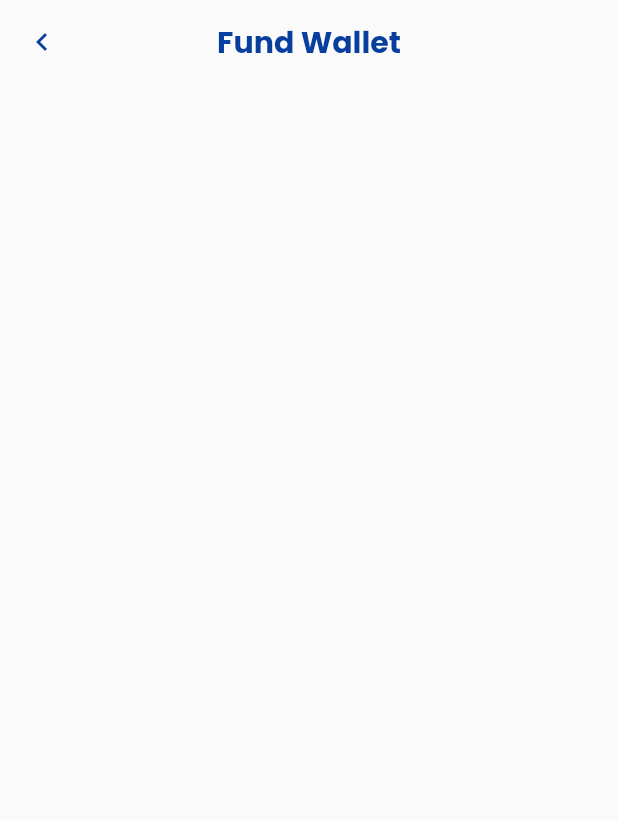
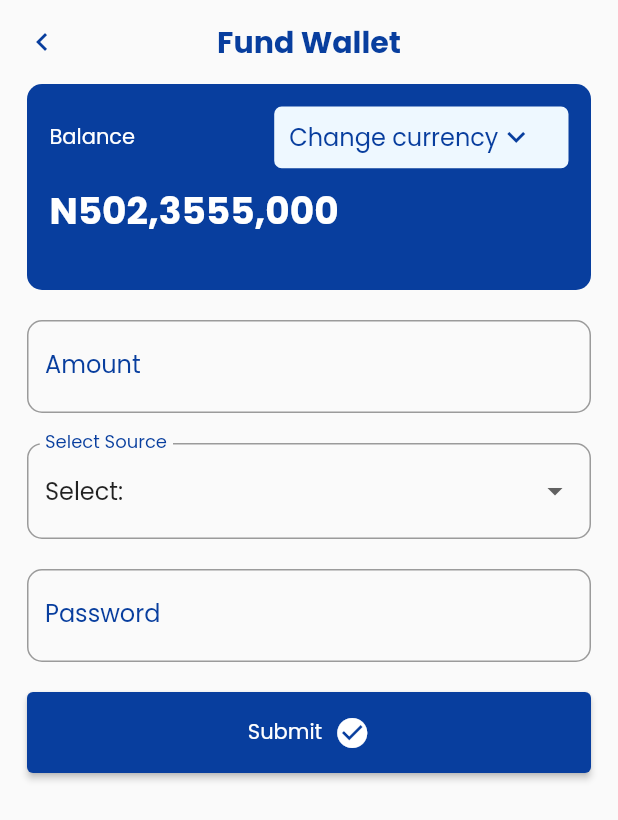
Before and after one commit to Atuoha/fintech_app_skins, a Flutter app: the FundWallet screen opened by its route, on a phone screen of 412 x 824 dp. Shown: the top 820 px of the screen. Run offline on Flutter 3.47's test engine with Material 2 defaults, Android fonts, the phone set to English and light mode, and no system bars; our stand-ins replace curved_navigation_bar, loading_animation_widget, pin_code_fields.

Commit message:
task: fund wallet

```diff
--- a/lib/screens/other/fund_wallet.dart
+++ b/lib/screens/other/fund_wallet.dart
@@ -1,16 +1,66 @@
+import 'dart:async';
+import 'package:fintech_app_ui/components/kElevatedButton.dart';
 import 'package:flutter/material.dart';
 import 'package:flutter/services.dart';
+import 'package:loading_animation_widget/loading_animation_widget.dart';
+import '../../components/balance_container.dart';
+import '../../constants/color.dart';
 
-import '../../constants/color.dart';
 class FundWallet extends StatefulWidget {
   static const routeName = '/fundwallet';
+
   const FundWallet({Key? key}) : super(key: key);
 
   @override
   State<FundWallet> createState() => _FundWalletState();
 }
 
+enum Field {
+  password,
+  amount,
+}
+
 class _FundWalletState extends State<FundWallet> {
+  final _formKey = GlobalKey<FormState>();
+  final _passwordController = TextEditingController();
+  final _amountController = TextEditingController();
+  final sourceOfFunds = ['Select: ', 'Balance', 'Transfer'];
+  var currentSource = 'Select: ';
+  var passwordObscure = true;
+  var isLoading = false;
+  final double kSize = 100;
+
+  @override
+  void initState() {
+    // TODO: implement initState
+    _passwordController.addListener(() {
+      setState(() {});
+    });
+
+    super.initState();
+  }
+
+  // submit form
+  _submitForm() {
+    var valid = _formKey.currentState!.validate();
+    if (!valid) {
+      return null;
+    } else {
+      //TODO: Implement Funding
+
+      // isLoad action
+      _isLoadingAction() {
+        setState(() {
+          isLoading = true;
+        });
+
+        Timer(const Duration(seconds: 5), () {
+          Navigator.of(context).pop();
+        });
+      }
+    }
+  }
+
   @override
   Widget build(BuildContext context) {
     SystemChrome.setSystemUIOverlayStyle(
@@ -18,6 +68,120 @@ class _FundWalletState extends State<FundWallet> {
         statusBarColor: Colors.transparent,
       ),
     );
+
+    // custom dropdown for card types and card color
+    Widget kDropDownField(
+      String title,
+      String dataValue,
+      List<String> list,
+    ) {
+      return DropdownButtonFormField(
+        decoration: InputDecoration(
+          label: Text(
+            title,
+            style: const TextStyle(
+              color: primaryColor,
+            ),
+          ),
+          focusedBorder: OutlineInputBorder(
+            borderRadius: BorderRadius.circular(10),
+            borderSide: const BorderSide(
+              width: 1,
+              color: primaryColor,
+            ),
+          ),
+          border: OutlineInputBorder(
+            borderRadius: BorderRadius.circular(10),
+            borderSide: const BorderSide(
+              width: 1,
+              color: greyShade2,
+            ),
+          ),
+        ),
+        value: dataValue,
+        items: list
+            .map(
+              (data) => DropdownMenuItem(
+                value: data,
+                child: Text(data),
+              ),
+            )
+            .toList(),
+        onChanged: (value) {
+          setState(() {
+            currentSource = value.toString();
+          });
+        },
+      );
+    }
+
+    // custom textfield for password and pin
+    Widget kTextField(
+      TextEditingController controller,
+      String text,
+      bool obscure,
+      Field field,
+    ) {
+      return TextFormField(
+        controller: controller,
+        obscureText: obscure,
+        keyboardType:
+            field == Field.amount ? TextInputType.number : TextInputType.text,
+        textInputAction: field == Field.password
+            ? TextInputAction.done
+            : TextInputAction.next,
+        validator: (value) {
+          switch (field) {
+            case Field.password:
+              if (value!.length < 8) {
+                return 'Password is not strong';
+              }
+              break;
+
+            case Field.amount:
+              if (value!.isEmpty) {
+                return 'Amount can not be empty';
+              }
+              break;
+          }
+
+          return null;
+        },
+        decoration: InputDecoration(
+          suffixIcon: controller.text.isNotEmpty
+              ? IconButton(
+                  onPressed: () => setState(() {
+                    passwordObscure = !passwordObscure;
+                  }),
+                  icon: Icon(
+                    obscure ? Icons.visibility : Icons.visibility_off,
+                    color: primaryColor,
+                  ),
+                )
+              : const Text(''),
+          label: Text(
+            text,
+            style: const TextStyle(
+              color: primaryColor,
+            ),
+          ),
+          focusedBorder: OutlineInputBorder(
+            borderRadius: BorderRadius.circular(10),
+            borderSide: const BorderSide(
+              width: 1,
+              color: primaryColor,
+            ),
+          ),
+          border: OutlineInputBorder(
+            borderRadius: BorderRadius.circular(10),
+            borderSide: const BorderSide(
+              width: 1,
+              color: greyShade2,
+            ),
+          ),
+        ),
+      );
+    }
 
     return Scaffold(
       appBar: AppBar(
@@ -41,6 +205,50 @@ class _FundWalletState extends State<FundWallet> {
           ),
         ),
       ),
+      body: Padding(
+        padding: const EdgeInsets.symmetric(horizontal: 18.0),
+        child: SingleChildScrollView(
+          child: Column(
+            crossAxisAlignment: CrossAxisAlignment.stretch,
+            children: [
+              const BalanceContainer(),
+              const SizedBox(height: 20),
+              kTextField(
+                _amountController,
+                'Amount',
+                false,
+                Field.amount,
+              ),
+              const SizedBox(height: 20),
+              kDropDownField(
+                'Select Source',
+                currentSource,
+                sourceOfFunds,
+              ),
+              const SizedBox(height: 20),
+              kTextField(
+                _passwordController,
+                'Password',
+                passwordObscure,
+                Field.password,
+              ),
+              const SizedBox(height: 20),
+              isLoading
+                  ? Center(
+                      child: LoadingAnimationWidget.fourRotatingDots(
+                        color: primaryColor,
+                        size: kSize,
+                      ),
+                    )
+                  : KElevatedButton(
+                      title: 'Submit',
+                      icon: Icons.check_circle,
+                      action: () => _submitForm,
+                    )
+            ],
+          ),
+        ),
+      ),
     );
   }
 }
```
Lines whose indentation alone changed are shown as unchanged.
